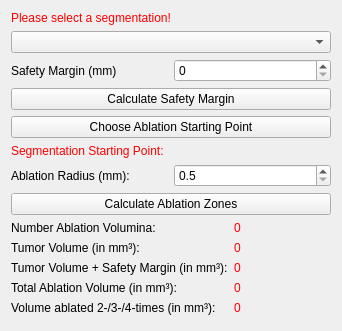
Before: the Qt Designer form Plugins/org.mitk.gui.qt.ablationplanning/src/internal/QmitkAblationPlanningViewControls.ui in alaansheikhani/MITK, drawn with Qt 5.
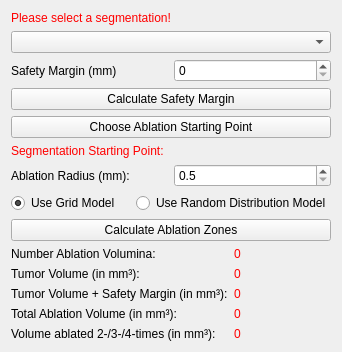
After: the same form once the commit is applied. Icons and pictures are not drawn. Custom widgets are drawn as their Qt base class.

Commit message: Added GUI radio buttons to distinguish different calculation models for computing the ablation zones. Hint: The random distribution model of the ablation zones is not programmed, yet. This must be done in the next step.

What changed in the file:
```diff
--- a/Plugins/org.mitk.gui.qt.ablationplanning/src/internal/QmitkAblationPlanningViewControls.ui
+++ b/Plugins/org.mitk.gui.qt.ablationplanning/src/internal/QmitkAblationPlanningViewControls.ui
@@ -118,6 +118,30 @@
      </item>
     </layout>
    </item>
+   <item>
+    <layout class="QHBoxLayout" name="horizontalLayout_3">
+     <property name="topMargin">
+      <number>0</number>
+     </property>
+     <item>
+      <widget class="QRadioButton" name="gridModelRadioButton">
+       <property name="text">
+        <string>Use Grid Model</string>
+       </property>
+       <property name="checked">
+        <bool>true</bool>
+       </property>
+      </widget>
+     </item>
+     <item>
+      <widget class="QRadioButton" name="randomDistributionRadioButton">
+       <property name="text">
+        <string>Use Random Distribution Model</string>
+       </property>
+      </widget>
+     </item>
+    </layout>
+   </item>
    <item>
     <widget class="QPushButton" name="calculateAblationZonesPushButton">
      <property name="text">
```
The commit also changes 1 other file.
